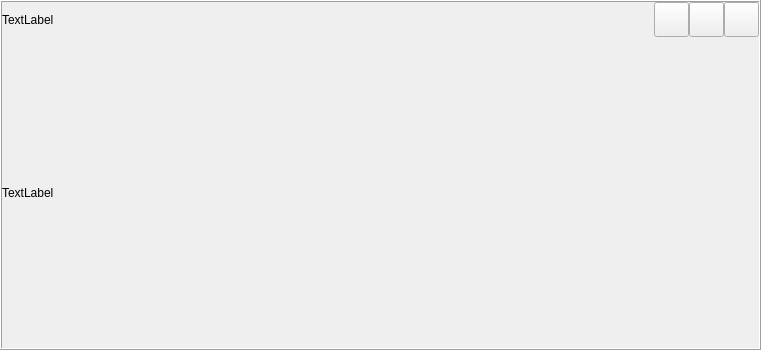
Before: the Qt Designer form imageshow.ui in Seule-Seule/GraduationProjectImageSimilarity, drawn with Qt 5.
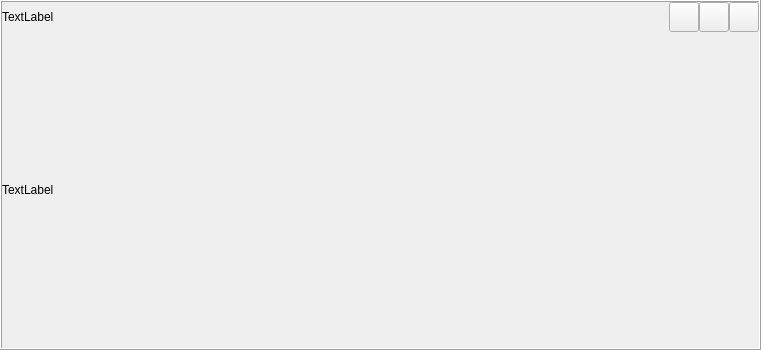
After: the same form once the commit is applied.

What changed in the file:
```diff
--- a/imageshow.ui
+++ b/imageshow.ui
@@ -64,7 +64,7 @@
         <property name="maximumSize">
          <size>
           <width>16777215</width>
-          <height>35</height>
+          <height>30</height>
          </size>
         </property>
         <property name="frameShape">
@@ -157,7 +157,7 @@
               </property>
               <property name="maximumSize">
                <size>
-                <width>35</width>
+                <width>30</width>
                 <height>35</height>
                </size>
               </property>
@@ -185,7 +185,7 @@
            </property>
            <property name="maximumSize">
             <size>
-             <width>35</width>
+             <width>30</width>
              <height>16777215</height>
             </size>
            </property>
@@ -204,7 +204,7 @@
            </property>
            <property name="maximumSize">
             <size>
-             <width>35</width>
+             <width>30</width>
              <height>16777215</height>
             </size>
            </property>
```
